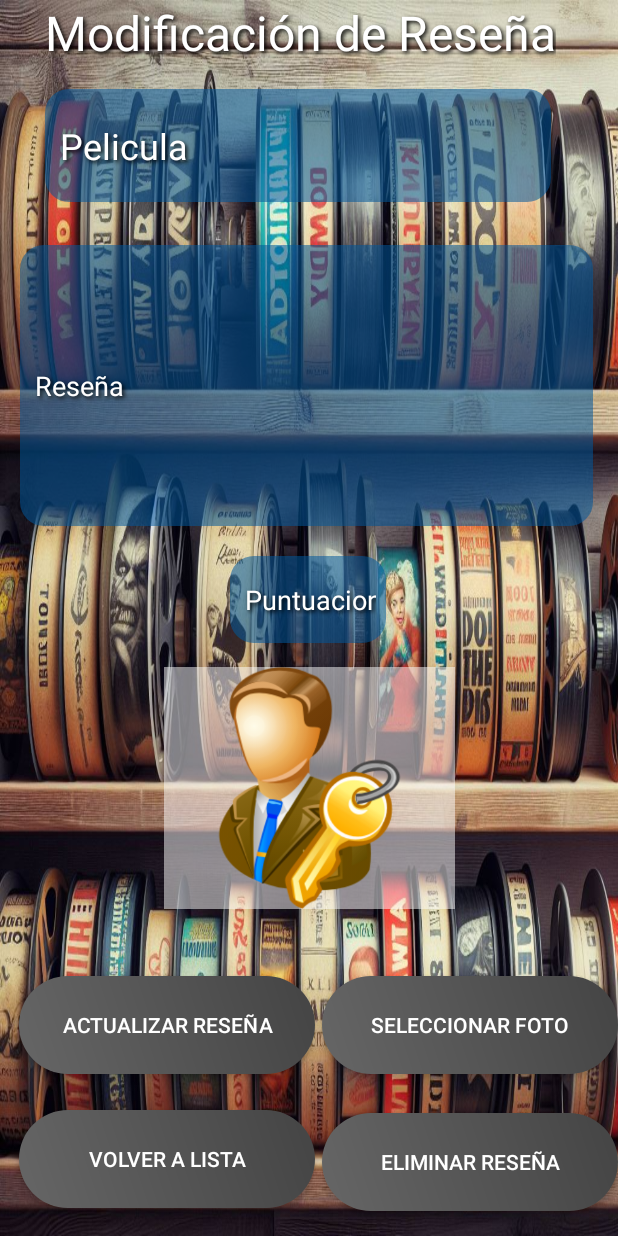
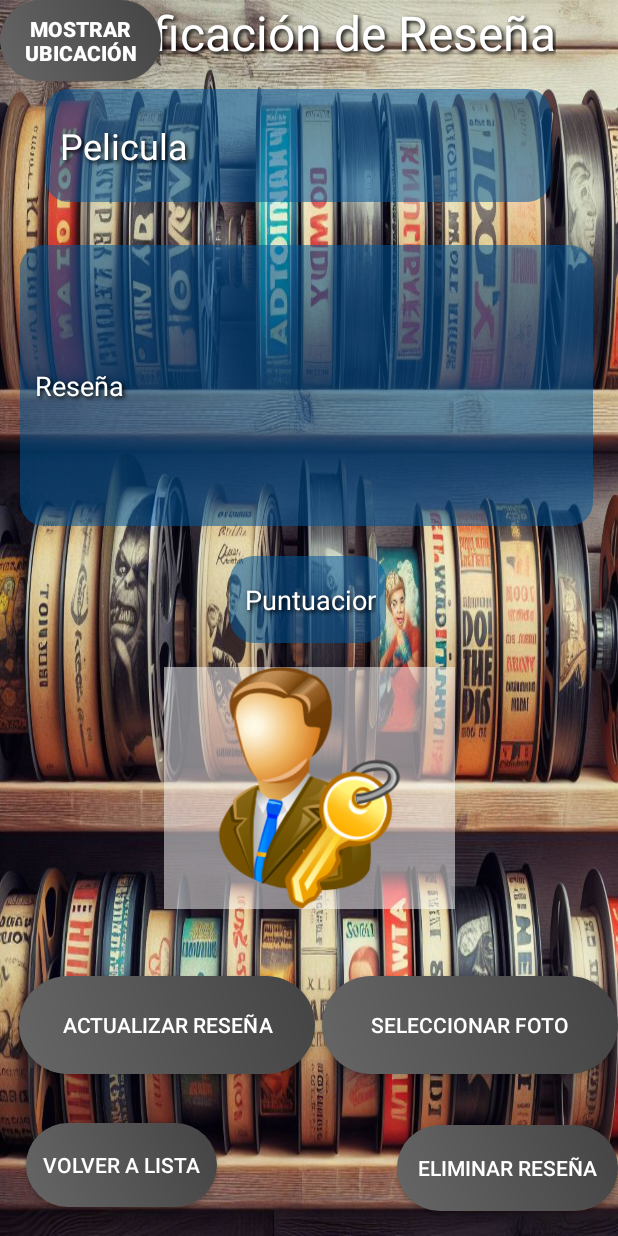
Before and after one commit to JavierShepard/Talle5v3, an Android app built with Jetpack Compose: the ModificacionResenaActivity screen opened directly, with no data from a screen before it, on a phone screen of 412 x 824 dp. Run offline under Robolectric (Android 15) with nearby library versions, the phone set to English and light mode, and no system bars; 3 statements that could not run were skipped.

Commit message:
Se agrego la pantalla de maps y boton

```diff
--- a/app/build.gradle.kts
+++ b/app/build.gradle.kts
@@ -82,4 +82,5 @@ dependencies {
     implementation ("com.google.android.gms:play-services-location:20.0.0")
     implementation ("com.github.bumptech.glide:glide:4.12.0")
     annotationProcessor ("com.github.bumptech.glide:compiler:4.12.0")
+
 }
--- a/app/src/main/java/com/taller5/talle5v2/PaginasDePeliculas/ListaResenasActivity.java
+++ b/app/src/main/java/com/taller5/talle5v2/PaginasDePeliculas/ListaResenasActivity.java
@@ -55,6 +55,7 @@ public class ListaResenasActivity extends AppCompatActivity {
         TextView textViewWelcomeMessage = findViewById(R.id.textViewWelcomeMessage);
         textViewWelcomeMessage.setText("Bienvenido, " + usuario);
         List<String> reseñas = crudUsuarios.obtenerReseñasPorUsuario(usuario);
+
         // Crear un adaptador personalizado para tu ListView
         ArrayAdapter<String> adapter = new ArrayAdapter<>(this, R.layout.list_item_layout, reseñas);
         // Asignar el adaptador a tu ListView
--- a/app/src/main/java/com/taller5/talle5v2/PaginasDePeliculas/ModificacionResenaActivity.java
+++ b/app/src/main/java/com/taller5/talle5v2/PaginasDePeliculas/ModificacionResenaActivity.java
@@ -57,7 +57,9 @@ public class ModificacionResenaActivity extends AppCompatActivity {
             // Muestra la película y la reseña en los elementos correspondientes
             textViewPelicula.setText(pelicula);
             textViewReseña.setText(reseña);
+
         }
+        String ubicacion = crudUsuarios.obtenerUbicacionPorId(idResena);
         byte[] imagen = crudUsuarios.obtenerImagenResenaPorId(idResena);
         puntuacion= crudUsuarios.obtenerPuntuacionPorId(idResena);
         editTextPuntuacion.setText(String.valueOf(puntuacion));
@@ -68,6 +70,23 @@ public class ModificacionResenaActivity extends AppCompatActivity {
             // Si no se encuentra la imagen, puedes mostrar una imagen predeterminada o dejar el ImageView vacío
             iv1.setImageResource(R.drawable.login); // Cambia "imagen_predeterminada" por el ID de tu imagen predeterminada
         }
+        Button btnMostrarUbicacion = findViewById(R.id.btnMostrarUbicacion);
+        btnMostrarUbicacion.setOnClickListener(new View.OnClickListener() {
+            @Override
+            public void onClick(View v) {
+                // Obtener la ubicación desde la base de datos o el intent
+                String ubicacion = crudUsuarios.obtenerUbicacionPorId(idResena);
+                if (ubicacion != null && !ubicacion.isEmpty()) {
+                    // Crear un intent para iniciar MostrarUbicacionActivity
+                    Intent intent = new Intent(ModificacionResenaActivity.this, MostrarUbicacionActivity.class);
+                    intent.putExtra("ubicacion", ubicacion);
+                    intent.putExtra("usuario", usuario);
+                    startActivity(intent);
+                } else {
+                    Toast.makeText(ModificacionResenaActivity.this, "Ubicación no disponible", Toast.LENGTH_SHORT).show();
+                }
+            }
+        });
         // Botón para eliminar la reseña
         Button btnEliminarResena = findViewById(R.id.btnEliminarResena);
         btnEliminarResena.setOnClickListener(new View.OnClickListener() {
--- a/app/src/main/java/com/taller5/talle5v2/basededatos/CrudUsuarios.java
+++ b/app/src/main/java/com/taller5/talle5v2/basededatos/CrudUsuarios.java
@@ -484,4 +484,35 @@ public class CrudUsuarios extends BaseDeDatos {
 
         return mail;
     }
+    public String obtenerUbicacionPorId(int idResena) {
+        SQLiteDatabase db = this.getReadableDatabase();
+        String ubicacion = null;
+
+        Cursor cursor = null;
+        try {
+            cursor = db.query(
+                    "reseñas", // Nombre de la tabla
+                    new String[]{"ubicacion"}, // Columnas a consultar
+                    "id = ?", // Cláusula WHERE
+                    new String[]{String.valueOf(idResena)},
+                    null,
+                    null,
+                    null
+            );
+
+            if (cursor != null && cursor.moveToFirst()) {
+                ubicacion = cursor.getString(cursor.getColumnIndexOrThrow("ubicacion"));
+            }
+        } catch (Exception e) {
+            // Manejar la excepción según sea necesario
+            e.printStackTrace();
+        } finally {
+            if (cursor != null) {
+                cursor.close();
+            }
+            db.close();
+        }
+
+        return ubicacion;
+    }
 }
--- a/app/src/main/res/layout/activity_modificacion_resena.xml
+++ b/app/src/main/res/layout/activity_modificacion_resena.xml
@@ -7,6 +7,16 @@
     android:background="@drawable/listadop"
     tools:context=".PaginasDePeliculas.ModificacionResenaActivity">
 
+    <Button
+        android:id="@+id/btnMostrarUbicacion"
+        android:layout_width="107dp"
+        android:layout_height="54dp"
+        android:background="@drawable/grisclaro"
+        android:text="Mostrar Ubicación"
+        android:textColor="#FFFFFF"
+        android:textStyle="bold"
+        tools:layout_editor_absoluteX="150dp"
+        tools:layout_editor_absoluteY="659dp" />
 
     <EditText
         android:id="@+id/textViewResena"
@@ -117,8 +127,8 @@
 
     <Button
         android:id="@+id/btnEliminarResena"
-        android:layout_width="197dp"
-        android:layout_height="65dp"
+        android:layout_width="147dp"
+        android:layout_height="57dp"
         android:background="@drawable/grisclaro"
         android:text="Eliminar Reseña"
         android:textColor="#FFFFFF"
@@ -131,8 +141,8 @@
 
     <Button
         android:id="@+id/btnVolverLista"
-        android:layout_width="197dp"
-        android:layout_height="65dp"
+        android:layout_width="127dp"
+        android:layout_height="56dp"
         android:background="@drawable/grisclaro"
         android:text="Volver a Lista"
         android:textColor="#FFFFFF"
```
Also changed, not shown: app/src/main/AndroidManifest.xml (+15 -7 lines), app/src/main/java/com/taller5/talle5v2/PaginasDePeliculas/MostrarUbicacionActivity.java (added, +127 -0 lines), app/src/main/res/layout/activity_mostrar_ubicacion.xml (added, +40 -0 lines).
